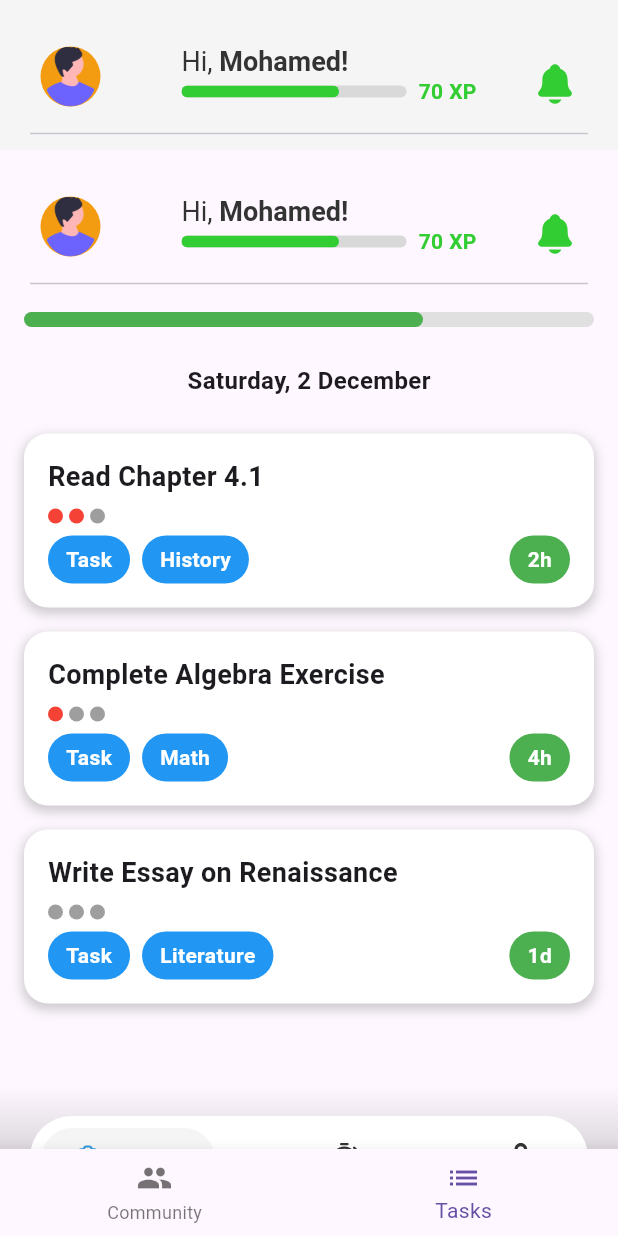
After one commit to AbderrahimRezki/StudyBuddy, a Flutter app: the screen it shows after launch, item 2 of the bottom bar chosen, on a phone screen of 412 x 824 dp. The commit adds this screen. Run offline on Flutter 3.47's test engine with Material 3 defaults, Android fonts, the phone set to English and light mode, and no system bars; our stand-ins replace bloc, equatable, flutter_bloc, flutter_svg.

Commit message:
Add the skeleton widget of the task card and the task page need some slight modification , also modified the main a little and it needs some fixing

```diff
--- a/lib/main.dart
+++ b/lib/main.dart
@@ -1,10 +1,12 @@
 import 'package:flutter/material.dart';
 import 'package:study_buddy/domain/entities/user_entity.dart';
 import 'package:study_buddy/presentation/pages/community/community.dart';
+import 'package:study_buddy/presentation/pages/tasks_list/tasks.dart';
 
 import 'core/theme/color_scheme.dart';
 import 'presentation/widgets/skeleton/navigation_bar.dart';
 import 'presentation/widgets/skeleton/top_bar.dart';
+import 'presentation/widgets/skeleton/task_card.dart';
 
 void main() {
   const UserEntity user = UserEntity(
@@ -13,7 +15,7 @@ void main() {
     progress: 70,
   );
 
-  runApp(const MainApp(
+  runApp(MainApp(
     user: user,
   ));
 }
@@ -28,21 +30,69 @@ class MainApp extends StatefulWidget {
 
 class _MainAppState extends State<MainApp> {
   int pageIndex = 0;
-  final List<Widget> pages = [const Community()];
+  late final List<Widget> pages;
+
+  @override
+  void initState() {
+    super.initState();
+    pages = [
+      const Community(),
+      TasksPage(user: widget.user), // Pass 'widget.user' to the TasksPage
+    ];
+  }
 
   @override
   Widget build(BuildContext context) {
     return MaterialApp(
       debugShowCheckedModeBanner: false,
-        // theme: themeData,
       home: SafeArea(
         child: Scaffold(
           backgroundColor: MyColorScheme.backgroundColor,
-              appBar: TopBar(user: widget.user),
+          appBar:
+              TopBar(user: widget.user), // TopBar takes 'user' as a parameter
           body: Stack(
             alignment: Alignment.bottomCenter,
-                children: [pages[pageIndex], const MyNavigationBar()],
-              )),
-        ));
+            children: [
+              // IndexedStack is used to maintain the state of the off-screen page
+              IndexedStack(
+                index: pageIndex,
+                children: pages,
+              ),
+              MyNavigationBar(onPageSelected: (index) {
+                setState(() {
+                  pageIndex = index;
+                });
+              }),
+            ],
+          ),
+        ),
+      ),
+    );
   }
 }
+
+class MyNavigationBar extends StatelessWidget {
+  final Function(int) onPageSelected;
+  const MyNavigationBar({super.key, required this.onPageSelected});
+
+  @override
+  Widget build(BuildContext context) {
+    final _MainAppState state =
+        context.findAncestorStateOfType<_MainAppState>()!;
+
+    return BottomNavigationBar(
+      currentIndex: state.pageIndex,
+      onTap: onPageSelected, // Use the passed function to handle page switching
+      items: const [
+        BottomNavigationBarItem(
+          icon: Icon(Icons.people),
+          label: 'Community',
+        ),
+        BottomNavigationBarItem(
+          icon: Icon(Icons.list),
+          label: 'Tasks',
+        ),
+      ],
+    );
+  }
+}
--- /dev/null
+++ b/lib/presentation/pages/tasks_list/tasks.dart
@@ -0,0 +1,93 @@
+import 'package:flutter/material.dart';
+import 'package:intl/intl.dart';
+import 'package:study_buddy/presentation/widgets/skeleton/top_bar.dart';
+import 'package:study_buddy/presentation/widgets/skeleton/task_card.dart';
+import 'package:study_buddy/domain/entities/user_entity.dart';
+import 'package:study_buddy/presentation/widgets/skeleton/navigation_bar.dart';
+import 'package:study_buddy/presentation/widgets/skeleton/progress_bar.dart';
+
+class TasksPage extends StatelessWidget {
+  final UserEntity user;
+  const TasksPage({super.key, required this.user});
+
+  @override
+  Widget build(BuildContext context) {
+    final double progressValue = user.progress / 100;
+    final List<Map<String, dynamic>> taskData = [
+      {
+        'title': 'Read Chapter 4.1',
+        'category': 'History',
+        'timeLeft': '2h',
+        'priorityLevel': 2,
+      },
+      {
+        'title': 'Complete Algebra Exercise',
+        'category': 'Math',
+        'timeLeft': '4h',
+        'priorityLevel': 1,
+      },
+      {
+        'title': 'Write Essay on Renaissance',
+        'category': 'Literature',
+        'timeLeft': '1d',
+        'priorityLevel': 0,
+      },
+    ];
+
+    return Scaffold(
+      appBar: TopBar(user: user),
+      body: Column(
+        children: [
+          Padding(
+            padding:
+                const EdgeInsets.symmetric(horizontal: 16.0, vertical: 8.0),
+            child: ProgressBar(
+              value: progressValue,
+              height: 10,
+              foregroundColor: Colors.green,
+              backgroundColor: Colors.grey.shade300,
+            ),
+          ),
+          CurrentDateWidget(),
+          Expanded(
+            child: ListView.builder(
+              itemCount: taskData.length,
+              itemBuilder: (context, index) {
+                final task = taskData[index];
+                return TaskCard(
+                  title: task['title'],
+                  category: task['category'],
+                  timeLeft: task['timeLeft'],
+                  priorityLevel: task['priorityLevel'],
+                );
+              },
+            ),
+          ),
+        ],
+      ),
+      bottomNavigationBar: const MyNavigationBar(),
+    );
+  }
+}
+
+class CurrentDateWidget extends StatelessWidget {
+  const CurrentDateWidget({super.key});
+
+  @override
+  Widget build(BuildContext context) {
+    final String currentDate =
+        DateFormat('EEEE, d MMMM').format(DateTime.now());
+
+    return Container(
+      padding: const EdgeInsets.all(16.0),
+      alignment: Alignment.center,
+      child: Text(
+        currentDate,
+        style: TextStyle(
+          fontSize: 16,
+          fontWeight: FontWeight.bold,
+        ),
+      ),
+    );
+  }
+}
--- /dev/null
+++ b/lib/presentation/widgets/skeleton/task_card.dart
@@ -0,0 +1,104 @@
+import 'package:flutter/material.dart';
+
+class TaskCard extends StatelessWidget {
+  final String title;
+  final String category;
+  final String timeLeft;
+  final int priorityLevel;
+
+  const TaskCard({
+    super.key,
+    required this.title,
+    required this.category,
+    required this.timeLeft,
+    required this.priorityLevel,
+  });
+
+  @override
+  Widget build(BuildContext context) {
+    return Container(
+      padding: const EdgeInsets.all(16),
+      margin: const EdgeInsets.symmetric(vertical: 8.0, horizontal: 16.0),
+      decoration: BoxDecoration(
+        color: Colors.white,
+        borderRadius: BorderRadius.circular(16),
+        boxShadow: [
+          BoxShadow(
+            color: Colors.grey.withOpacity(0.5),
+            spreadRadius: 1,
+            blurRadius: 6,
+            offset: Offset(0, 3),
+          ),
+        ],
+      ),
+      child: Column(
+        crossAxisAlignment: CrossAxisAlignment.start,
+        children: [
+          Text(
+            title,
+            style: TextStyle(
+              fontSize: 18,
+              fontWeight: FontWeight.bold,
+            ),
+          ),
+          const SizedBox(height: 8),
+          Row(
+            children: [
+              for (var i = 0; i < 3; i++)
+                Container(
+                  margin: const EdgeInsets.only(right: 4),
+                  width: 10,
+                  height: 10,
+                  decoration: BoxDecoration(
+                    color: i < priorityLevel ? Colors.red : Colors.grey,
+                    shape: BoxShape.circle,
+                  ),
+                ),
+            ],
+          ),
+          const SizedBox(height: 8),
+          Row(
+            children: [
+              _buildCategoryTag(context, 'Task'),
+              const SizedBox(width: 8),
+              _buildCategoryTag(context, category),
+              Spacer(),
+              Container(
+                padding:
+                    const EdgeInsets.symmetric(horizontal: 12, vertical: 6),
+                decoration: BoxDecoration(
+                  color: Colors.green,
+                  borderRadius: BorderRadius.circular(20),
+                ),
+                child: Text(
+                  timeLeft,
+                  style: TextStyle(
+                    color: Colors.white,
+                    fontWeight: FontWeight.bold,
+                  ),
+                ),
+              ),
+            ],
+          ),
+        ],
+      ),
+    );
+  }
+
+  Widget _buildCategoryTag(BuildContext context, String text) {
+    return Container(
+      padding: const EdgeInsets.symmetric(horizontal: 12, vertical: 6),
+      decoration: BoxDecoration(
+        color: Colors.blue,
+        borderRadius: BorderRadius.circular(20),
+      ),
+      child: Text(
+        text,
+        style: TextStyle(
+          color: Colors.white,
+          fontWeight: FontWeight.bold,
+        ),
+      ),
+    );
+  }
+}
--- a/pubspec.yaml
+++ b/pubspec.yaml
@@ -14,6 +14,7 @@ dependencies:
   flutter_bloc: ^8.1.3
   flutter_svg: ^2.0.9
   persistent_bottom_nav_bar: ^5.0.2
+  intl: ^0.17.0
 
 dev_dependencies:
   flutter_lints: ^2.0.0
```
Also changed, not shown: pubspec.lock. Lines whose indentation alone changed are shown as unchanged.
